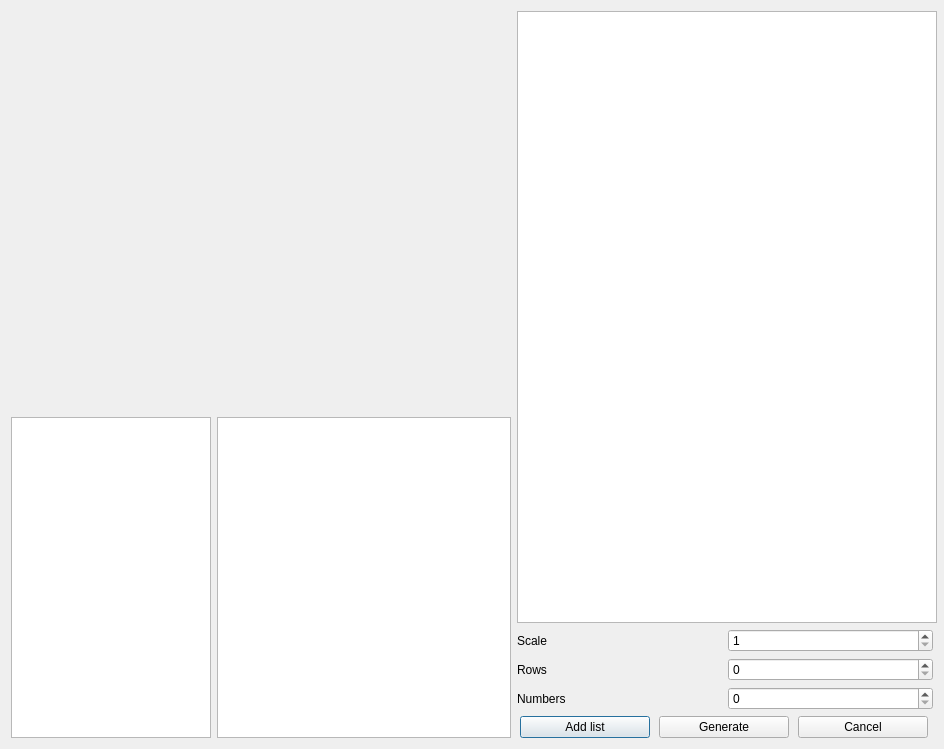
Qt form xdynamics_gui/gen_cluster_dialog.ui (miniwooki/xdynamics_dll) before a commit.
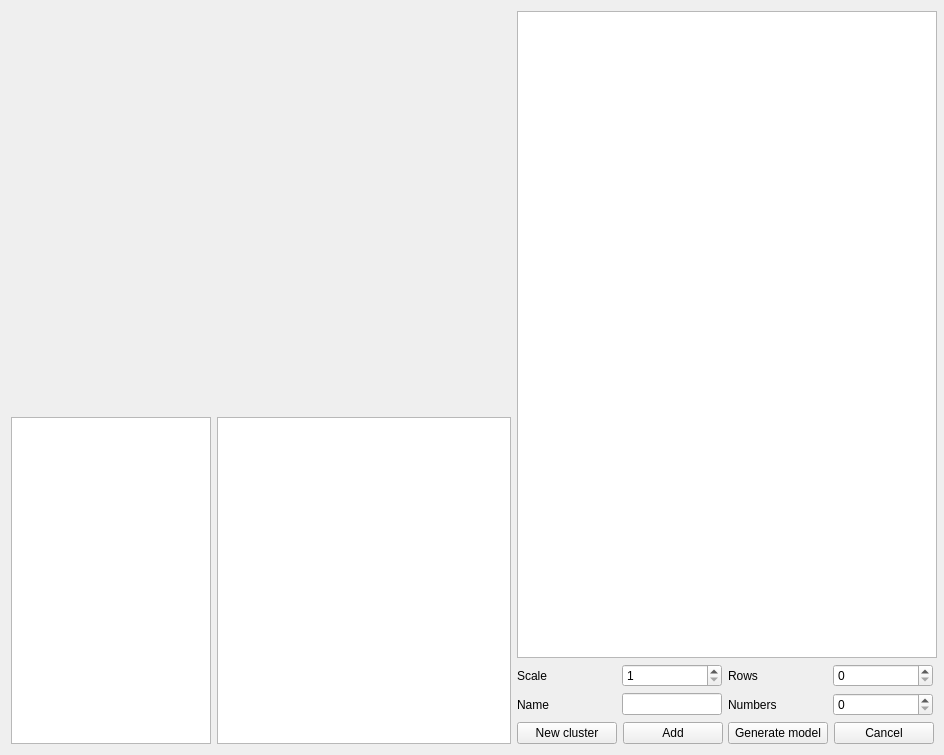
The same form after that commit.

Patch:
```diff
--- a/xdynamics_gui/gen_cluster_dialog.ui
+++ b/xdynamics_gui/gen_cluster_dialog.ui
@@ -7,7 +7,7 @@
     <x>0</x>
     <y>0</y>
     <width>944</width>
-    <height>749</height>
+    <height>755</height>
    </rect>
   </property>
   <property name="minimumSize">
@@ -43,7 +43,7 @@
     </widget>
    </item>
    <item row="0" column="2" rowspan="2">
-    <layout class="QVBoxLayout" name="verticalLayout">
+    <layout class="QVBoxLayout" name="verticalLayout_2">
      <item>
       <widget class="QTableWidget" name="InputTable">
        <property name="minimumSize">
@@ -61,6 +61,8 @@
       </widget>
      </item>
      <item>
+      <layout class="QVBoxLayout" name="verticalLayout">
+       <item>
       <layout class="QGridLayout" name="gridLayout">
        <item row="0" column="0">
         <widget class="QLabel" name="L_Scale">
@@ -69,53 +71,128 @@
          </property>
         </widget>
        </item>
-       <item row="1" column="0">
+         <item row="0" column="1">
+          <widget class="QSpinBox" name="SB_Scale">
+           <property name="minimumSize">
+            <size>
+             <width>100</width>
+             <height>0</height>
+            </size>
+           </property>
+           <property name="maximumSize">
+            <size>
+             <width>100</width>
+             <height>16777215</height>
+            </size>
+           </property>
+           <property name="minimum">
+            <number>1</number>
+           </property>
+           <property name="maximum">
+            <number>100</number>
+           </property>
+          </widget>
+         </item>
+         <item row="0" column="2">
         <widget class="QLabel" name="LRows">
          <property name="text">
           <string>Rows</string>
          </property>
         </widget>
        </item>
-       <item row="1" column="1">
+         <item row="0" column="3">
         <widget class="QSpinBox" name="SB_Rows">
+           <property name="minimumSize">
+            <size>
+             <width>100</width>
+             <height>0</height>
+            </size>
+           </property>
+           <property name="maximumSize">
+            <size>
+             <width>100</width>
+             <height>16777215</height>
+            </size>
+           </property>
          <property name="maximum">
           <number>1000</number>
          </property>
         </widget>
        </item>
-       <item row="2" column="0">
+         <item row="1" column="0">
+          <widget class="QLabel" name="label">
+           <property name="text">
+            <string>Name</string>
+           </property>
+          </widget>
+         </item>
+         <item row="1" column="1">
+          <widget class="QLineEdit" name="LE_Name">
+           <property name="minimumSize">
+            <size>
+             <width>100</width>
+             <height>0</height>
+            </size>
+           </property>
+           <property name="maximumSize">
+            <size>
+             <width>100</width>
+             <height>16777215</height>
+            </size>
+           </property>
+          </widget>
+         </item>
+         <item row="1" column="2">
         <widget class="QLabel" name="LNumbers">
          <property name="text">
           <string>Numbers</string>
          </property>
         </widget>
        </item>
-       <item row="2" column="1">
+         <item row="1" column="3">
         <widget class="QSpinBox" name="SB_Numbers">
+           <property name="minimumSize">
+            <size>
+             <width>100</width>
+             <height>0</height>
+            </size>
+           </property>
+           <property name="maximumSize">
+            <size>
+             <width>100</width>
+             <height>16777215</height>
+            </size>
+           </property>
          <property name="maximum">
           <number>1000000000</number>
          </property>
         </widget>
        </item>
-       <item row="0" column="1">
-        <widget class="QSpinBox" name="SB_Scale">
-         <property name="minimum">
-          <number>1</number>
-         </property>
-         <property name="maximum">
-          <number>100</number>
-         </property>
-        </widget>
-       </item>
       </layout>
      </item>
      <item>
       <layout class="QHBoxLayout" name="horizontalLayout">
+         <item>
+          <widget class="QPushButton" name="PB_New">
+           <property name="minimumSize">
+            <size>
+             <width>100</width>
+             <height>0</height>
+            </size>
+           </property>
+           <property name="text">
+            <string>New cluster</string>
+           </property>
+           <property name="autoDefault">
+            <bool>false</bool>
+           </property>
+          </widget>
+         </item>
        <item>
         <widget class="QPushButton" name="PB_Add">
          <property name="minimumSize">
           <size>
-           <width>130</width>
+             <width>100</width>
            <height>0</height>
           </size>
          </property>
@@ -126,7 +203,10 @@
           </size>
          </property>
          <property name="text">
-          <string>Add list</string>
+            <string>Add</string>
+           </property>
+           <property name="autoDefault">
+            <bool>false</bool>
          </property>
         </widget>
        </item>
@@ -134,7 +214,7 @@
         <widget class="QPushButton" name="PB_Gen">
          <property name="minimumSize">
           <size>
-           <width>130</width>
+             <width>100</width>
            <height>0</height>
           </size>
          </property>
@@ -145,7 +225,10 @@
           </size>
          </property>
          <property name="text">
-          <string>Generate</string>
+            <string>Generate model</string>
+           </property>
+           <property name="autoDefault">
+            <bool>false</bool>
          </property>
         </widget>
        </item>
@@ -153,7 +236,7 @@
         <widget class="QPushButton" name="PB_Cancel">
          <property name="minimumSize">
           <size>
-           <width>130</width>
+             <width>100</width>
            <height>0</height>
           </size>
          </property>
@@ -166,7 +249,12 @@
          <property name="text">
           <string>Cancel</string>
          </property>
-        </widget>
+           <property name="autoDefault">
+            <bool>false</bool>
+           </property>
+          </widget>
+         </item>
+        </layout>
        </item>
       </layout>
      </item>
```
Lines whose indentation alone changed are shown as unchanged.
